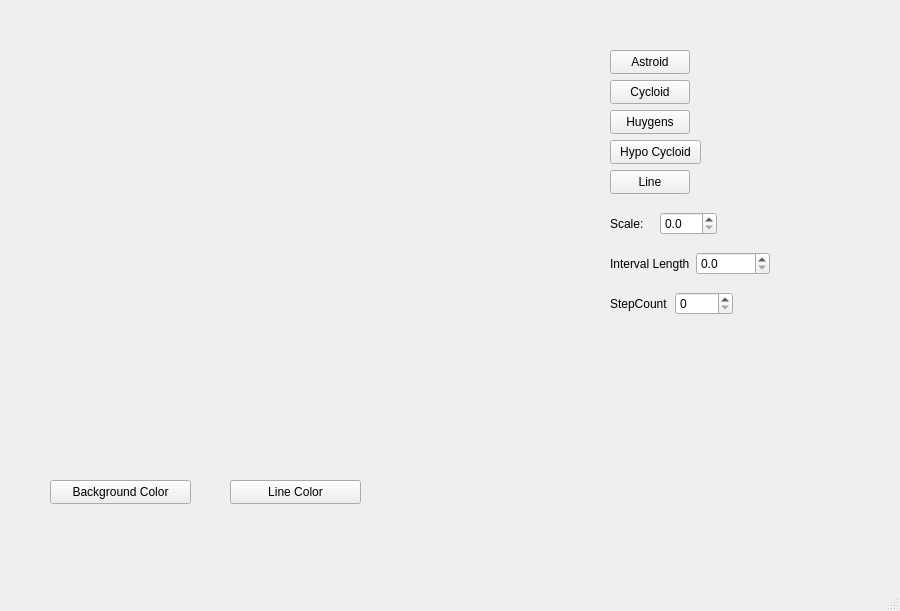
This is mainwindow.ui in rupertwaldron/Curves as Qt 5 draws it before an edit. The edited form follows.
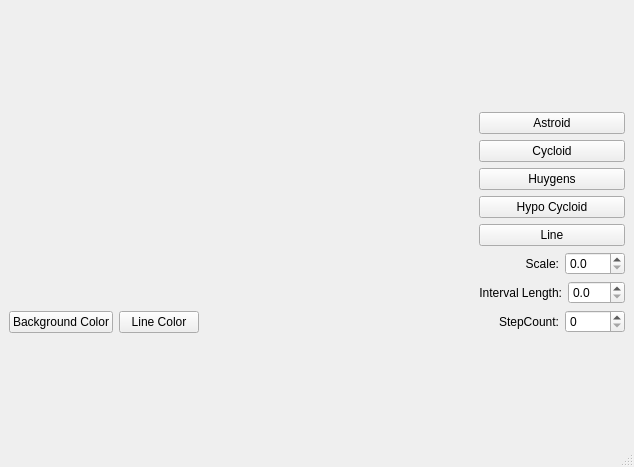
This is the edited form. Custom widgets are drawn as their Qt base class.

Patch:
```diff
--- a/mainwindow.ui
+++ b/mainwindow.ui
@@ -6,166 +6,110 @@
    <rect>
     <x>0</x>
     <y>0</y>
-    <width>900</width>
-    <height>611</height>
+    <width>634</width>
+    <height>467</height>
    </rect>
   </property>
   <property name="windowTitle">
    <string>MainWindow</string>
   </property>
   <widget class="QWidget" name="centralwidget">
-   <widget class="RenderArea" name="renderArea" native="true">
-    <property name="geometry">
-     <rect>
-      <x>50</x>
-      <y>50</y>
-      <width>501</width>
-      <height>371</height>
-     </rect>
-    </property>
-   </widget>
-   <widget class="QWidget" name="layoutWidget">
-    <property name="geometry">
-     <rect>
-      <x>610</x>
-      <y>250</y>
-      <width>160</width>
-      <height>27</height>
-     </rect>
-    </property>
-    <layout class="QHBoxLayout" name="horizontalLayout_2">
+   <layout class="QGridLayout" name="gridLayout">
+    <item row="0" column="0">
+     <layout class="QVBoxLayout" name="verticalLayout_2">
      <item>
-      <widget class="QLabel" name="label_2">
-       <property name="text">
-        <string>Interval Length</string>
-       </property>
-      </widget>
+       <widget class="RenderArea" name="renderArea" native="true"/>
      </item>
      <item>
-      <widget class="QDoubleSpinBox" name="spinInterval">
-       <property name="decimals">
-        <number>1</number>
-       </property>
-       <property name="maximum">
-        <double>100.000000000000000</double>
-       </property>
-       <property name="singleStep">
-        <double>0.100000000000000</double>
-       </property>
-      </widget>
-     </item>
-    </layout>
-   </widget>
+       <layout class="QHBoxLayout" name="horizontalLayout_4">
+        <item>
    <widget class="QPushButton" name="btnBackgroundColor">
-    <property name="geometry">
-     <rect>
-      <x>50</x>
-      <y>480</y>
-      <width>141</width>
-      <height>24</height>
-     </rect>
-    </property>
     <property name="text">
      <string>Background Color</string>
     </property>
    </widget>
+        </item>
+        <item>
    <widget class="QPushButton" name="btnLineColor">
-    <property name="geometry">
-     <rect>
-      <x>230</x>
-      <y>480</y>
-      <width>131</width>
-      <height>24</height>
-     </rect>
-    </property>
     <property name="text">
      <string>Line Color</string>
     </property>
    </widget>
+        </item>
+        <item>
+         <spacer name="horizontalSpacer">
+          <property name="orientation">
+           <enum>Qt::Horizontal</enum>
+          </property>
+          <property name="sizeHint" stdset="0">
+           <size>
+            <width>178</width>
+            <height>20</height>
+           </size>
+          </property>
+         </spacer>
+        </item>
+       </layout>
+      </item>
+     </layout>
+    </item>
+    <item row="0" column="1">
+     <layout class="QVBoxLayout" name="verticalLayout">
+      <item>
+       <widget class="QPushButton" name="btnAstroid">
+        <property name="text">
+         <string>Astroid</string>
+        </property>
+       </widget>
+      </item>
+      <item>
+       <widget class="QPushButton" name="btnCycloid">
+        <property name="text">
+         <string>Cycloid</string>
+        </property>
+       </widget>
+      </item>
+      <item>
+       <widget class="QPushButton" name="btnHuygens">
+        <property name="text">
+         <string>Huygens</string>
+        </property>
+       </widget>
+      </item>
+      <item>
    <widget class="QPushButton" name="btnHypo">
-    <property name="geometry">
-     <rect>
-      <x>610</x>
-      <y>140</y>
-      <width>91</width>
-      <height>24</height>
-     </rect>
-    </property>
     <property name="text">
      <string>Hypo Cycloid</string>
     </property>
    </widget>
+      </item>
+      <item>
    <widget class="QPushButton" name="btnLine">
-    <property name="geometry">
-     <rect>
-      <x>610</x>
-      <y>170</y>
-      <width>80</width>
-      <height>24</height>
-     </rect>
-    </property>
     <property name="text">
      <string>Line</string>
     </property>
    </widget>
-   <widget class="QPushButton" name="btnHuygens">
-    <property name="geometry">
-     <rect>
-      <x>610</x>
-      <y>110</y>
-      <width>80</width>
-      <height>24</height>
-     </rect>
-    </property>
-    <property name="text">
-     <string>Huygens</string>
-    </property>
-   </widget>
-   <widget class="QPushButton" name="btnCycloid">
-    <property name="geometry">
-     <rect>
-      <x>610</x>
-      <y>80</y>
-      <width>80</width>
-      <height>24</height>
-     </rect>
-    </property>
-    <property name="text">
-     <string>Cycloid</string>
-    </property>
-   </widget>
-   <widget class="QPushButton" name="btnAstroid">
-    <property name="geometry">
-     <rect>
-      <x>610</x>
-      <y>50</y>
-      <width>80</width>
-      <height>24</height>
-     </rect>
-    </property>
-    <property name="text">
-     <string>Astroid</string>
-    </property>
-   </widget>
-   <widget class="QWidget" name="">
-    <property name="geometry">
-     <rect>
-      <x>610</x>
-      <y>210</y>
-      <width>107</width>
-      <height>27</height>
-     </rect>
-    </property>
+      </item>
+      <item>
     <layout class="QHBoxLayout" name="horizontalLayout">
      <item>
       <widget class="QLabel" name="label">
        <property name="text">
         <string>Scale:</string>
        </property>
+          <property name="alignment">
+           <set>Qt::AlignRight|Qt::AlignTrailing|Qt::AlignVCenter</set>
+          </property>
       </widget>
      </item>
      <item>
       <widget class="QDoubleSpinBox" name="spinScale">
+          <property name="maximumSize">
+           <size>
+            <width>60</width>
+            <height>16777215</height>
+           </size>
+          </property>
        <property name="decimals">
         <number>1</number>
        </property>
@@ -178,26 +122,60 @@
       </widget>
      </item>
     </layout>
-   </widget>
-   <widget class="QWidget" name="">
-    <property name="geometry">
-     <rect>
-      <x>610</x>
-      <y>290</y>
-      <width>123</width>
-      <height>27</height>
-     </rect>
-    </property>
+      </item>
+      <item>
+       <layout class="QHBoxLayout" name="horizontalLayout_2">
+        <item>
+         <widget class="QLabel" name="label_2">
+          <property name="text">
+           <string>Interval Length:</string>
+          </property>
+          <property name="alignment">
+           <set>Qt::AlignRight|Qt::AlignTrailing|Qt::AlignVCenter</set>
+          </property>
+         </widget>
+        </item>
+        <item>
+         <widget class="QDoubleSpinBox" name="spinInterval">
+          <property name="maximumSize">
+           <size>
+            <width>60</width>
+            <height>16777215</height>
+           </size>
+          </property>
+          <property name="decimals">
+           <number>1</number>
+          </property>
+          <property name="maximum">
+           <double>100.000000000000000</double>
+          </property>
+          <property name="singleStep">
+           <double>0.100000000000000</double>
+          </property>
+         </widget>
+        </item>
+       </layout>
+      </item>
+      <item>
     <layout class="QHBoxLayout" name="horizontalLayout_3">
      <item>
       <widget class="QLabel" name="label_3">
        <property name="text">
-        <string>StepCount</string>
+           <string>StepCount:</string>
+          </property>
+          <property name="alignment">
+           <set>Qt::AlignRight|Qt::AlignTrailing|Qt::AlignVCenter</set>
        </property>
       </widget>
      </item>
      <item>
       <widget class="QSpinBox" name="spinStepCount">
+          <property name="maximumSize">
+           <size>
+            <width>60</width>
+            <height>16777215</height>
+           </size>
+          </property>
        <property name="maximum">
         <number>512</number>
        </property>
@@ -207,7 +185,10 @@
       </widget>
      </item>
     </layout>
-   </widget>
+      </item>
+     </layout>
+    </item>
+   </layout>
   </widget>
   <widget class="QStatusBar" name="statusbar"/>
   <widget class="QMenuBar" name="menuBar">
```
Left out of the diff: 2 changed lines with no effect on the pictures. Lines whose indentation alone changed are shown as unchanged.
